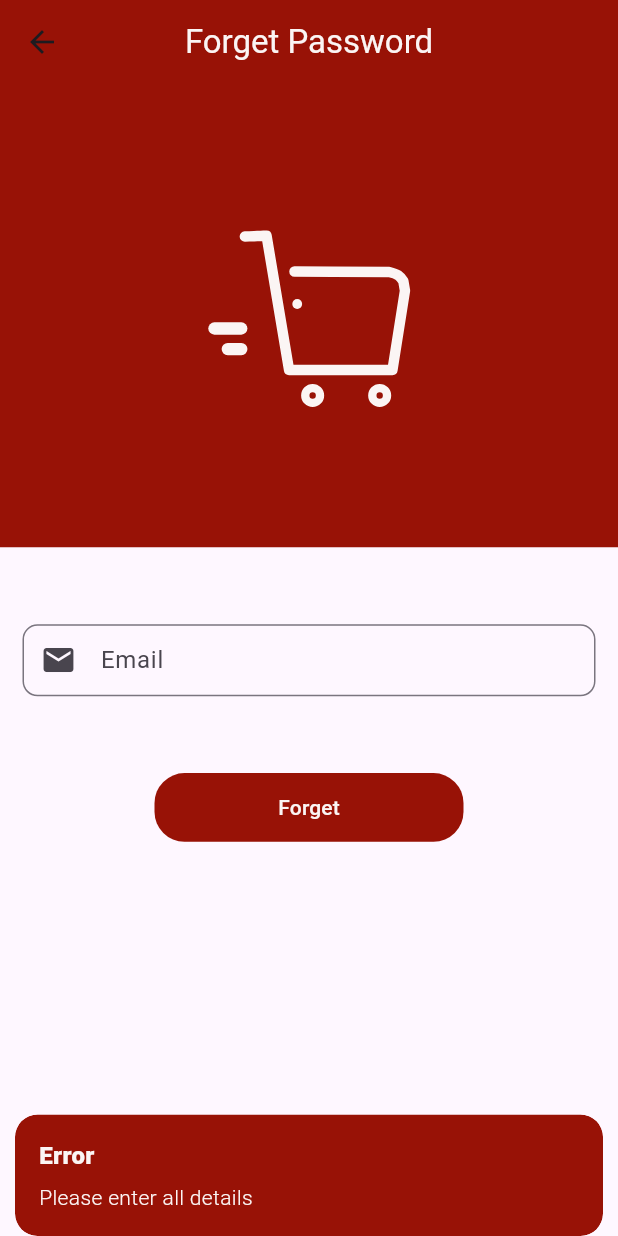
After one commit to priynka2004/swift_cart, a Flutter app: the ForgetPasswordScreen screen opened directly, after a tap on "Forget", on a phone screen of 412 x 824 dp. The commit adds this screen. Run offline on Flutter 3.47's test engine with Material 3 defaults, Android fonts, the light colour scheme and no system bars; our stand-ins replace cloud_firestore, firebase_auth, firebase_core, flutter_easyloading, flutter_keyboard_visibility, get and 2 more; accounts and stored records are empty.

Commit message:
Implement ForgerPasswordController for handling forgotten password logic and email reset.

```diff
--- /dev/null
+++ b/lib/controllers/forget_password_controller.dart
@@ -0,0 +1,41 @@
+import 'package:cloud_firestore/cloud_firestore.dart';
+import 'package:firebase_auth/firebase_auth.dart';
+import 'package:flutter_easyloading/flutter_easyloading.dart';
+import 'package:get/get.dart';
+import 'package:swift_cart/screens/auth_ui/sign_in_screen.dart';
+import 'package:swift_cart/utils/app_constant.dart';
+
+class ForgerPasswordController extends GetxController {
+  final FirebaseAuth auth = FirebaseAuth.instance;
+  final FirebaseFirestore firestore = FirebaseFirestore.instance;
+
+  Future<void> ForgetPasswordMethod(
+      String userEmail,
+      ) async {
+    try {
+      EasyLoading.show(status: "Please wait");
+
+      await auth.sendPasswordResetEmail(email: userEmail);
+      Get.snackbar(
+        "Request Sent Successfully",
+        "Password reesr link sent to $userEmail",
+        snackPosition: SnackPosition.BOTTOM,
+        backgroundColor: AppConstant.appScendoryColor,
+        colorText: AppConstant.appTextColor,
+      );
+
+      Get.offAll(() => const SignInScreen());
+
+      EasyLoading.dismiss();
+    } on FirebaseAuthException catch (e) {
+      EasyLoading.dismiss();
+      Get.snackbar(
+        "Error",
+        "$e",
+        snackPosition: SnackPosition.BOTTOM,
+        backgroundColor: AppConstant.appScendoryColor,
+        colorText: AppConstant.appTextColor,
+      );
+    }
+  }
+}
--- /dev/null
+++ b/lib/screens/auth_ui/forget_password_screen.dart
@@ -0,0 +1,106 @@
+import 'package:flutter/material.dart';
+import 'package:flutter_keyboard_visibility/flutter_keyboard_visibility.dart';
+import 'package:get/get.dart';
+import 'package:lottie/lottie.dart';
+import 'package:swift_cart/controllers/forget_password_controller.dart';
+import 'package:swift_cart/utils/app_constant.dart';
+
+class ForgetPasswordScreen extends StatefulWidget {
+  const ForgetPasswordScreen({super.key});
+
+  @override
+  State<ForgetPasswordScreen> createState() => _ForgetPasswordScreenState();
+}
+
+class _ForgetPasswordScreenState extends State<ForgetPasswordScreen> {
+  final ForgerPasswordController forgerPasswordController =
+  Get.put(ForgerPasswordController());
+  TextEditingController userEmail = TextEditingController();
+
+  @override
+  Widget build(BuildContext context) {
+    return KeyboardVisibilityBuilder(builder: (context, isKeyboardVisible) {
+      return Scaffold(
+        appBar: AppBar(
+          backgroundColor: AppConstant.appScendoryColor,
+          centerTitle: true,
+          title: const Text(
+            "Forget Password",
+            style: TextStyle(color: AppConstant.appTextColor),
+          ),
+        ),
+        body: Container(
+          child: Column(
+            children: [
+              isKeyboardVisible
+                  ? const Text("Welcome to my SwiftCart")
+                  : Column(
+                children: [
+                  Lottie.asset('assets/images/splash-icon.json'),
+                ],
+              ),
+              SizedBox(
+                height: Get.height / 20,
+              ),
+              Container(
+                margin: const EdgeInsets.symmetric(horizontal: 5.0),
+                width: Get.width,
+                child: Padding(
+                  padding: const EdgeInsets.all(10.0),
+                  child: TextFormField(
+                    controller: userEmail,
+                    cursorColor: AppConstant.appScendoryColor,
+                    keyboardType: TextInputType.emailAddress,
+                    decoration: InputDecoration(
+                      hintText: "Email",
+                      prefixIcon: const Icon(Icons.email),
+                      contentPadding: const EdgeInsets.only(top: 2.0, left: 8.0),
+                      border: OutlineInputBorder(
+                        borderRadius: BorderRadius.circular(10.0),
+                      ),
+                    ),
+                  ),
+                ),
+              ),
+              SizedBox(
+                height: Get.height / 20,
+              ),
+              Material(
+                child: Container(
+                  width: Get.width / 2,
+                  height: Get.height / 18,
+                  decoration: BoxDecoration(
+                    color: AppConstant.appScendoryColor,
+                    borderRadius: BorderRadius.circular(20.0),
+                  ),
+                  child: TextButton(
+                    child: const Text(
+                      "Forget",
+                      style: TextStyle(color: AppConstant.appTextColor),
+                    ),
+                    onPressed: () async {
+                      String email = userEmail.text.trim();
+
+                      if (email.isEmpty) {
+                        Get.snackbar(
+                          "Error",
+                          "Please enter all details",
+                          snackPosition: SnackPosition.BOTTOM,
+                          backgroundColor: AppConstant.appScendoryColor,
+                          colorText: AppConstant.appTextColor,
+                        );
+                      } else {
+                        String email = userEmail.text.trim();
+                        forgerPasswordController.ForgetPasswordMethod(email);
+                      }
+                    },
+                  ),
+                ),
+              ),
+            ],
+          ),
+        ),
+      );
+    });
+  }
+}
--- a/lib/screens/auth_ui/sign_in_screen.dart
+++ b/lib/screens/auth_ui/sign_in_screen.dart
@@ -4,6 +4,7 @@ import 'package:flutter_keyboard_visibility/flutter_keyboard_visibility.dart';
 import 'package:get/get.dart';
 import 'package:lottie/lottie.dart';
 import 'package:swift_cart/controllers/sign_in_cotroller.dart';
+import 'package:swift_cart/screens/auth_ui/forget_password_screen.dart';
 import 'package:swift_cart/screens/auth_ui/sign_up_screen.dart';
 import 'package:swift_cart/screens/user_panel/main_screen.dart';
 import 'package:swift_cart/utils/app_constant.dart';
@@ -102,11 +103,16 @@ class _SignInScreenState extends State<SignInScreen> {
                 Container(
                   margin: const EdgeInsets.symmetric(horizontal: 10.0),
                   alignment: Alignment.centerRight,
-                  child: const Text(
-                    'Forget Password?',
-                    style: TextStyle(
-                      color: AppConstant.appScendoryColor,
-                      fontWeight: FontWeight.bold,
+                  child: GestureDetector(
+                    onTap: (){
+                      Get.to(()=>const ForgetPasswordScreen());
+                    },
+                    child: const Text(
+                      'Forget Password?',
+                      style: TextStyle(
+                        color: AppConstant.appScendoryColor,
+                        fontWeight: FontWeight.bold,
+                      ),
                     ),
                   ),
                 ),
```
